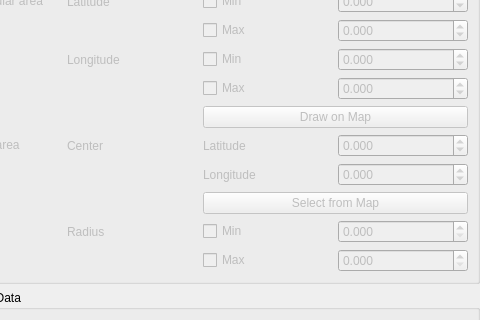
First picture: the form in qquake/ui/filter_parameter_widget_base.ui, repository INGV/qquake, before the edit; both pictures show x 81 to 561 and y 189 to 509 of the 561 by 717 pixel window.
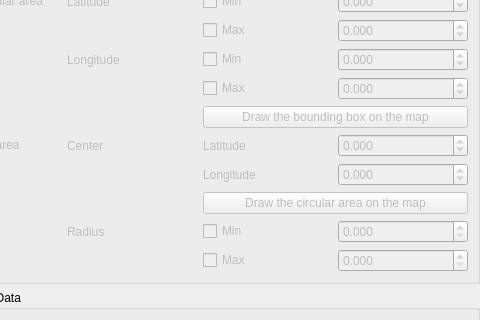
Second picture: the form after the edit.

Patch:
```diff
--- a/qquake/ui/filter_parameter_widget_base.ui
+++ b/qquake/ui/filter_parameter_widget_base.ui
@@ -126,7 +126,7 @@
       <item row="5" column="2" colspan="2">
        <widget class="QPushButton" name="rect_extent_draw_on_map">
         <property name="text">
-         <string>Draw on Map</string>
+         <string>Draw the bounding box on the map</string>
         </property>
        </widget>
       </item>
@@ -176,7 +176,7 @@
       <item row="9" column="2" colspan="2">
        <widget class="QPushButton" name="circle_center_draw_on_map">
         <property name="text">
-         <string>Select from Map</string>
+         <string>Draw the circular area on the map</string>
         </property>
        </widget>
       </item>
```
